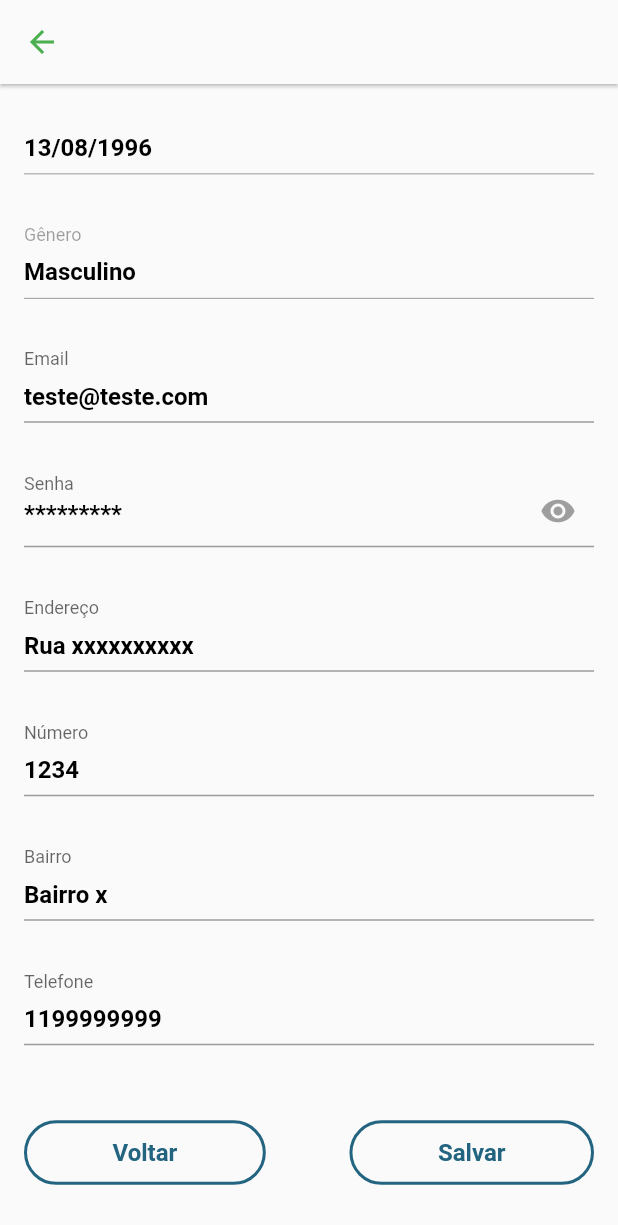
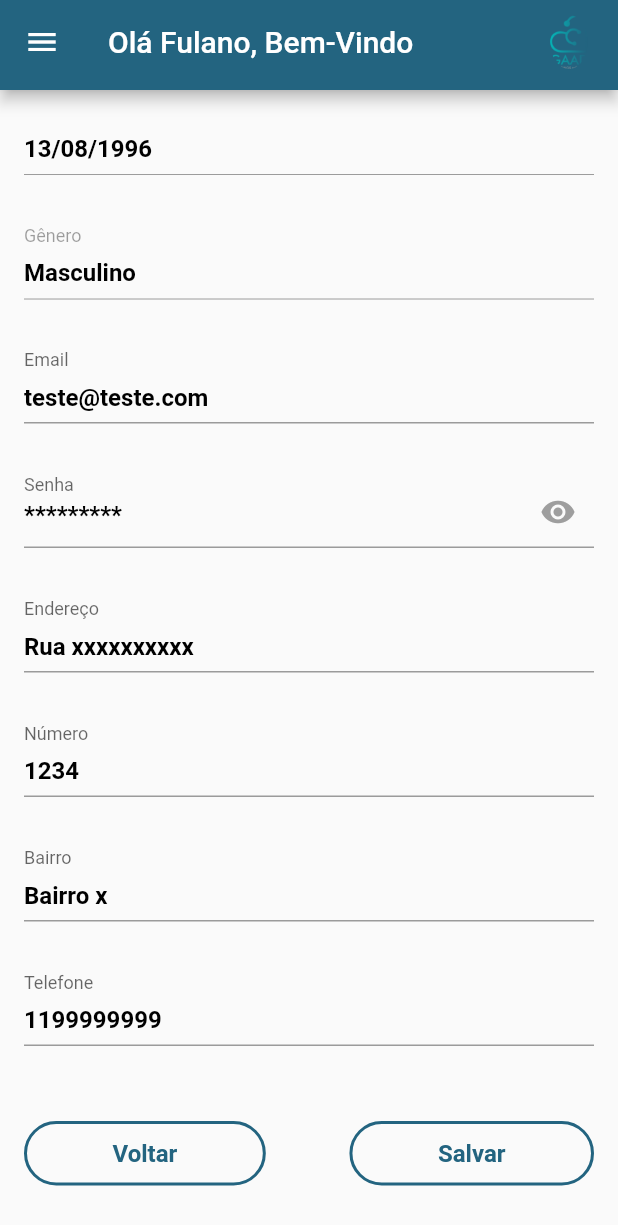
Before and after one commit to gDarbone/gaad-front-end, a Flutter app: the EditProfilePage screen opened by its route, scrolled down 333 dp, on a phone screen of 412 x 824 dp. Shown: the top 1225 px of the screen. Run offline on Flutter 3.47's test engine with Material 2 defaults, Android fonts, the phone set to English and light mode, and no system bars; network calls fail.

Commit message:
implementing call

```diff
--- a/lib/helpers/utils.dart
+++ b/lib/helpers/utils.dart
@@ -49,6 +49,7 @@ class Utils{
           name: "Pedir Socorro",
           imgName: "socorro1",
           icon: IconFontHelper.SOCORRO,
+
       ),
     ];
   }
--- a/lib/main.dart
+++ b/lib/main.dart
@@ -10,6 +10,7 @@ import 'package:gaad_mobile/pages/loginpage.dart';
 import 'package:gaad_mobile/pages/welcomepage.dart';
 import 'package:gaad_mobile/services/categoryselectionservice.dart';
 import 'package:provider/provider.dart';
+import 'package:url_launcher/url_launcher.dart';
 
 void main() {
   runApp(MultiProvider(
@@ -28,7 +29,8 @@ void main() {
             '/CadastroPageThree': (context) => CadastroPageThree(),
             '/CategoryListPage': (context) => CategoryListPage(),
             '/EditProfilePage': (context) => EditProfilePage(),
-            '/RelatorioPage': (context) => RelatorioPage()
+            '/RelatorioPage': (context) => RelatorioPage(),
+            //'/RelatorioPagse': (context) =>
           })));
 }
 
--- a/lib/pages/CategoryListPage.dart
+++ b/lib/pages/CategoryListPage.dart
@@ -6,6 +6,8 @@ import 'package:provider/provider.dart';
 import '../helpers/utils.dart';
 import '../models/category.dart';
 import '../widgets/categorycard.dart';
+import 'package:url_launcher/url_launcher.dart';
+
 
 
 class CategoryListPage extends StatelessWidget {
@@ -104,7 +106,7 @@ class CategoryListPage extends StatelessWidget {
         RotaTela = '/CadastroPageThree';
         break;
       case "Pedir Socorro":
-        RotaTela = '/loginpage';
+        RotaTela = launchUrl(Uri(scheme: 'tel',path: '181')) as String;
         break;
     }
 
--- a/lib/pages/EditProfilePage.dart
+++ b/lib/pages/EditProfilePage.dart
@@ -1,6 +1,9 @@
 import 'package:flutter/material.dart';
 import 'package:gaad_mobile/pages/CategoryListPage.dart';
 import 'package:gaad_mobile/pages/welcomepage.dart';
+
+import '../widgets/mainappbar.dart';
+import '../widgets/sidemenubar.dart';
 
 class SettingsUI extends StatelessWidget {
   @override
@@ -24,17 +27,10 @@ class _EditProfilePageState extends State<EditProfilePage> {
   @override
   Widget build(BuildContext context) {
     return Scaffold(
-      appBar: AppBar(
-        backgroundColor: Theme.of(context).scaffoldBackgroundColor,
-        elevation: 1,
-        leading: IconButton(
-          icon: Icon(
-            Icons.arrow_back,
-            color: Colors.green,
-          ),
-          onPressed: () {},
-        ),
+      drawer: Drawer(
+        child: SideMenuBar(),
       ),
+      appBar: MainAppBar(),
       body: Container(
         padding: EdgeInsets.only(left: 16, top: 25, right: 16),
         child: GestureDetector(
@@ -86,7 +82,7 @@ class _EditProfilePageState extends State<EditProfilePage> {
                               width: 4,
                               color: Theme.of(context).scaffoldBackgroundColor,
                             ),
-                            color: Colors.green,
+                            color: Colors.blueAccent,
                           ),
                           child: Icon(
                             Icons.edit,
@@ -155,15 +151,18 @@ class _EditProfilePageState extends State<EditProfilePage> {
                           title: Text("Salvo com Sucesso."),
                           content: Text(
                               "Suas alterações foram salvas com sucesso, você será redirecionado para a tela principal."),
-                        actions: [
-                          TextButton(onPressed: () => Navigator.push(
-                            context,
-                            MaterialPageRoute(
-                              builder: (context) => CategoryListPage(),
-                            ),
-                          ), child: Text("Ok"))
-                        ],),
-
+                          actions: [
+                            TextButton(
+                                onPressed: () => Navigator.push(
+                                      context,
+                                      MaterialPageRoute(
+                                        builder: (context) =>
+                                            CategoryListPage(),
+                                      ),
+                                    ),
+                                child: Text("Ok"))
+                          ],
+                        ),
                       ),
                       child: Container(
                         padding: EdgeInsets.symmetric(
--- a/pubspec.yaml
+++ b/pubspec.yaml
@@ -34,6 +34,8 @@ dependencies:
   # The following adds the Cupertino Icons font to your application.
   # Use with the CupertinoIcons class for iOS style icons.
   cupertino_icons: ^1.0.2
+  url_launcher: ^6.1.5
+
 
 dev_dependencies:
   flutter_test:
```
Also changed, not shown: pubspec.lock.
